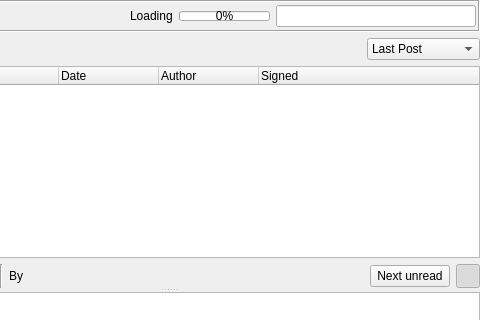
This is retroshare-gui/src/gui/gxsforums/GxsForumThreadWidget.ui in RetroShare/RetroShare as Qt 5 draws it before an edit; both pictures show x 142 to 622 and y 0 to 320 of the 622 by 412 pixel window. The edited form follows.
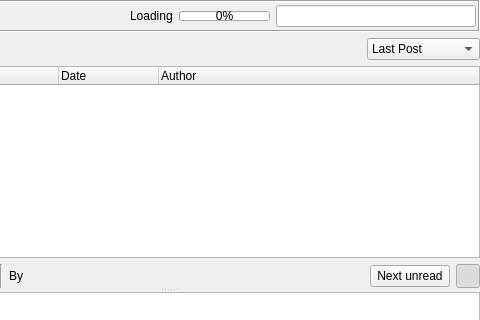
This is the edited form. Icons and pictures are not drawn. Custom widgets are drawn as their Qt base class.

Commit message: removed useless column in forum thread widget

The edit to the form file:
```diff
--- a/retroshare-gui/src/gui/gxsforums/GxsForumThreadWidget.ui
+++ b/retroshare-gui/src/gui/gxsforums/GxsForumThreadWidget.ui
@@ -244,11 +244,6 @@
            <string>Author</string>
           </property>
          </column>
-         <column>
-          <property name="text">
-           <string>Signed</string>
-          </property>
-         </column>
         </widget>
        </item>
        <item>
```
The commit also changes 1 other file.
